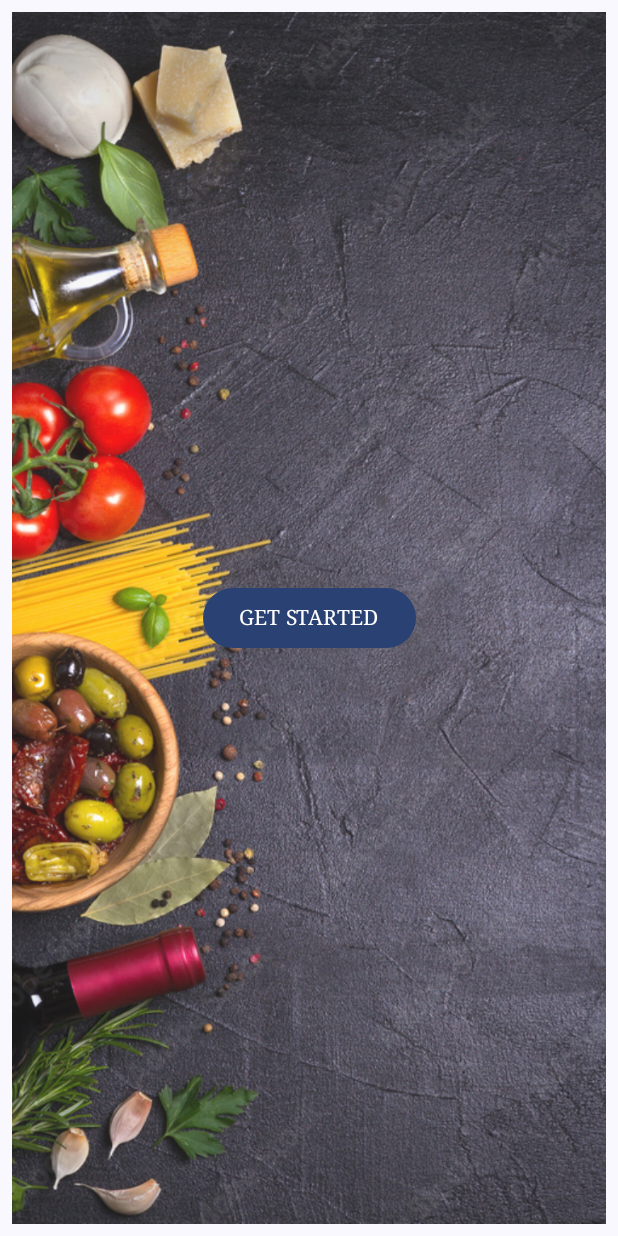
After one commit to AyushGupta8573/Recipe-App, an Android app built with Jetpack Compose: the LoginScreen screen opened through its navigation route, on a phone screen of 412 x 824 dp. The commit adds this screen. Run offline under Robolectric (Android 15) with nearby library versions, the phone set to English and light mode, and no system bars.

Commit message:
Recipe Apppp

```diff
--- a/app/build.gradle.kts
+++ b/app/build.gradle.kts
@@ -73,4 +73,7 @@ dependencies {
     implementation("io.ktor:ktor-serialization-kotlinx-json:2.3.2")
     implementation("com.google.code.gson:gson:2.8.9")
     implementation("io.coil-kt:coil-compose:2.4.0")
+    implementation("androidx.navigation:navigation-compose:2.8.0")
+    implementation("androidx.lifecycle:lifecycle-runtime-compose:2.8.5")
+    implementation("androidx.lifecycle:lifecycle-viewmodel-compose:2.8.5")
 }
--- a/app/src/main/java/com/example/recipeapp/MainActivity.kt
+++ b/app/src/main/java/com/example/recipeapp/MainActivity.kt
@@ -14,7 +14,11 @@ import androidx.compose.material3.Text
 import androidx.compose.runtime.Composable
 import androidx.compose.ui.Modifier
 import androidx.compose.ui.tooling.preview.Preview
+import androidx.navigation.compose.NavHost
+import androidx.navigation.compose.composable
+import androidx.navigation.compose.rememberNavController
 import com.example.recipeapp.ui.screens.HomeScreen
+import com.example.recipeapp.ui.screens.LoginScreen
 import com.example.recipeapp.ui.theme.RecipeAppTheme
 import com.example.recipeapp.ui.viewmodel.RecipeViewModel
 
@@ -29,7 +33,15 @@ class MainActivity : ComponentActivity() {
                     modifier = Modifier.fillMaxSize(),
                     color = MaterialTheme.colorScheme.background
                 ) {
-                    HomeScreen(recipeViewModel = recipeViewModel)
+                    val navController = rememberNavController()
+                    NavHost(navController = navController, Routes.LoginScreen, builder = {
+                        composable(Routes.LoginScreen) {
+                            LoginScreen(navController)
+                        }
+                        composable(Routes.HomeScreen) {
+                            HomeScreen(recipeViewModel = recipeViewModel)
+                        }
+                    })
                 }
             }
         }
--- /dev/null
+++ b/app/src/main/java/com/example/recipeapp/Routes.kt
@@ -0,0 +1,6 @@
+package com.example.recipeapp
+
+object Routes {
+    var LoginScreen = "Login"
+    var HomeScreen = "Home"
+}
--- a/app/src/main/java/com/example/recipeapp/ui/components/SuccessComponent.kt
+++ b/app/src/main/java/com/example/recipeapp/ui/components/SuccessComponent.kt
@@ -29,7 +29,7 @@ fun SuccessComponent(
                 .shadow(20.dp)
         ){
             Text(
-                text = "Food Recipes",
+                text = "A2K Food Recipes",
                 fontWeight = FontWeight(900),
                 fontFamily = FontFamily.Cursive,
                 fontSize = 32.sp,
--- /dev/null
+++ b/app/src/main/java/com/example/recipeapp/ui/screens/LoginScreen.kt
@@ -0,0 +1,67 @@
+package com.example.recipeapp.ui.screens
+
+import androidx.compose.foundation.Image
+import androidx.compose.foundation.layout.Arrangement
+import androidx.compose.foundation.layout.Box
+import androidx.compose.foundation.layout.Column
+import androidx.compose.foundation.layout.fillMaxSize
+import androidx.compose.foundation.layout.padding
+import androidx.compose.foundation.layout.size
+import androidx.compose.material3.Button
+import androidx.compose.material3.MaterialTheme
+import androidx.compose.material3.Surface
+import androidx.compose.material3.Text
+import androidx.compose.runtime.Composable
+import androidx.compose.ui.Alignment
+import androidx.compose.ui.Modifier
+import androidx.compose.ui.layout.ContentScale
+import androidx.compose.ui.res.painterResource
+import androidx.compose.ui.text.font.FontFamily
+import androidx.compose.ui.unit.dp
+import androidx.navigation.NavController
+import coil.size.Size
+import com.example.recipeapp.R
+import com.example.recipeapp.Routes
+
+@Composable
+fun LoginScreen(
+    navController: NavController,
+    modifier: Modifier = Modifier
+) {
+    Surface(
+        modifier = Modifier
+            .fillMaxSize()
+            .padding(8.dp),
+        color = MaterialTheme.colorScheme.background
+    ) {
+        Box(
+            modifier = modifier
+                .fillMaxSize(),
+            contentAlignment = Alignment.Center
+        ) {
+            Image(
+                painter = painterResource(id = R.drawable.food),
+                contentDescription = null,
+                modifier = Modifier
+                    .size(1000.dp),
+                contentScale = ContentScale.FillHeight,
+                alpha = 0.9f
+            )
+            Column(
+                modifier = Modifier
+                    .padding(8.dp),
+                horizontalAlignment = Alignment.CenterHorizontally,
+                verticalArrangement = Arrangement.Bottom
+            ) {
+                Button(onClick = { navController.navigate(Routes.HomeScreen) }) {
+                    Text(
+                        "GET STARTED",
+                        fontFamily = FontFamily.Serif
+                    )
+                    Size(20, 20)
+
+                }
+            }
+        }
+    }
+}
```
Also changed, not shown: app/src/main/res/drawable/food.jpg (added).
